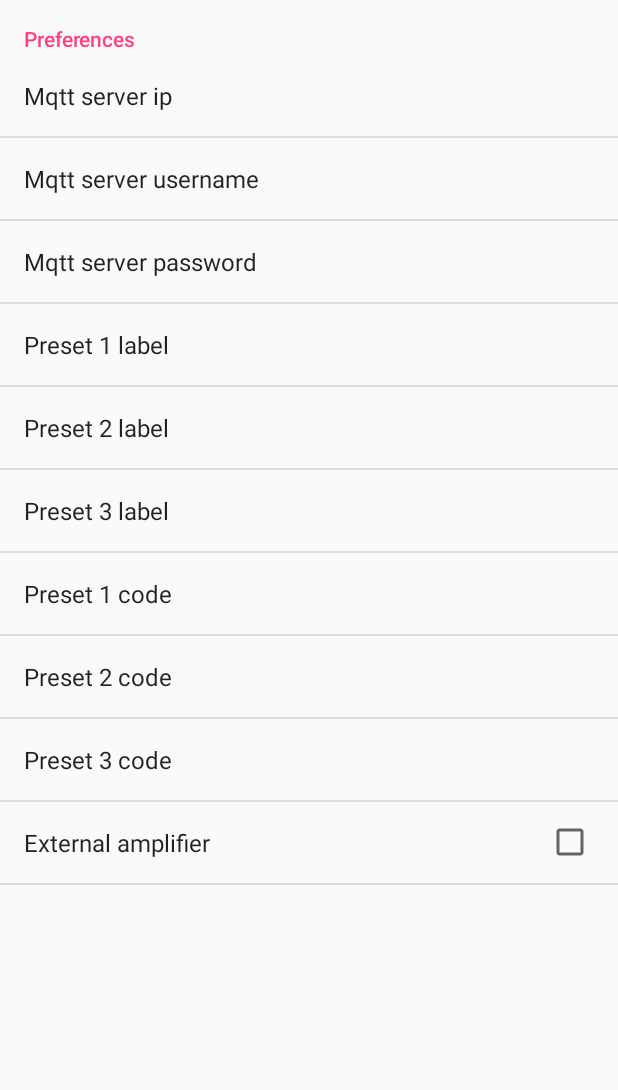
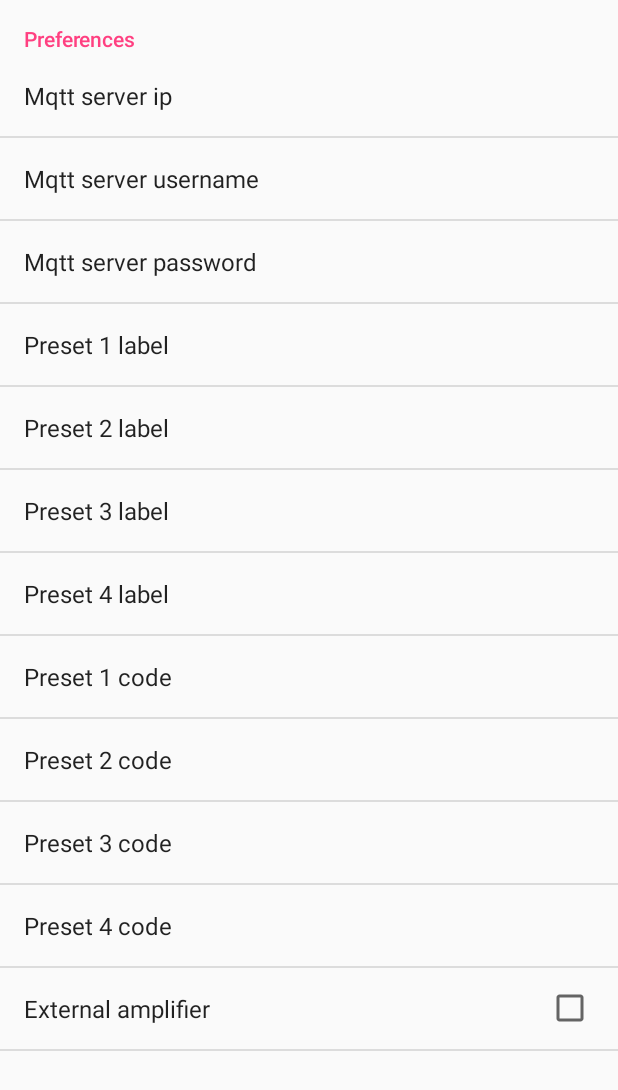
Before and after one commit to bphermansson/LgMqttremote, an Android app: the screen it shows after launch (preferences), in the options menu, after a tap on "Settings", on a phone screen of 412 x 824 dp. Shown: the top 1090 px of the screen. Run offline under Robolectric (Android 15) with nearby library versions, the phone set to English and light mode, and no system bars.

Commit message:
New preset button

```diff
--- a/app/src/main/java/nu/paheco/patrik/LgTvRemote/MainActivity.java
+++ b/app/src/main/java/nu/paheco/patrik/LgTvRemote/MainActivity.java
@@ -17,6 +17,7 @@ import android.widget.Toast;
 import static nu.paheco.patrik.LgTvRemote.R.id.btnPreset1;
 import static nu.paheco.patrik.LgTvRemote.R.id.btnPreset2;
 import static nu.paheco.patrik.LgTvRemote.R.id.btnPreset3;
+import static nu.paheco.patrik.LgTvRemote.R.id.btnPreset4;
 
 //
 
@@ -48,13 +49,17 @@ public class MainActivity extends AppCompatActivity {
         Button Preset1 = (Button)findViewById(btnPreset1);
         Button Preset2 = (Button)findViewById(btnPreset2);
         Button Preset3 = (Button)findViewById(btnPreset3);
+        Button Preset4 = (Button)findViewById(btnPreset4);
+
         String preset1text = sharedPref.getString("preset1", "Preset 1");
         String preset2text = sharedPref.getString("preset2", "Preset 2");
         String preset3text = sharedPref.getString("preset3", "Preset 3");
+        String preset4text = sharedPref.getString("preset4", "Preset 4");
+
         Preset1.setText(preset1text);
         Preset2.setText(preset2text);
         Preset3.setText(preset3text);
-
+        Preset4.setText(preset4text);
         if (mqttip.equals("N/A") || mqttuser.equals("N/A") || mqttpass.equals("N/A")) {
             // Settings not configured
         }
@@ -90,6 +95,11 @@ public class MainActivity extends AppCompatActivity {
                 break;
             case btnPreset3:
                 code = sharedPref.getString("preset3code", "Preset 3");
+                type = "tv";
+                sendcode(code,type);
+                break;
+            case btnPreset4:
+                code = sharedPref.getString("preset4code", "Preset 4");
                 type = "tv";
                 sendcode(code,type);
                 break;
--- a/app/src/main/res/values/strings.xml
+++ b/app/src/main/res/values/strings.xml
@@ -7,10 +7,12 @@
     <string name="pref_preset1">Preset 1 label</string>
     <string name="pref_preset2">Preset 2 label</string>
     <string name="pref_preset3">Preset 3 label</string>
+    <string name="pref_preset4">Preset 4 label</string>
+
     <string name="pref_preset1code">Preset 1 code</string>
     <string name="pref_preset2code">Preset 2 code</string>
     <string name="pref_preset3code">Preset 3 code</string>
-
+    <string name="pref_preset4code">Preset 4 code</string>
 
 
     <string name="notset">Error: Check settings</string>
--- a/app/src/main/res/xml/preferences.xml
+++ b/app/src/main/res/xml/preferences.xml
@@ -27,6 +27,10 @@
             android:title="@string/pref_preset3"
             android:defaultValue="Preset 3" />
         <EditTextPreference
+            android:key="preset4"
+            android:title="@string/pref_preset4"
+            android:defaultValue="Preset 4" />
+        <EditTextPreference
             android:key="preset1code"
             android:title="@string/pref_preset1code"
             android:defaultValue="Preset 1" />
@@ -38,6 +42,10 @@
             android:key="preset3code"
             android:title="@string/pref_preset3code"
             android:defaultValue="Preset 3" />
+        <EditTextPreference
+            android:key="preset4code"
+            android:title="@string/pref_preset4code"
+            android:defaultValue="Preset 4" />
         <CheckBoxPreference
             android:defaultValue="false"
             android:title="External amplifier"
--- a/build.gradle
+++ b/build.gradle
@@ -5,7 +5,7 @@ buildscript {
         jcenter()
     }
     dependencies {
-        classpath 'com.android.tools.build:gradle:2.3.2'
+        classpath 'com.android.tools.build:gradle:2.3.3'
 
         // NOTE: Do not place your application dependencies here; they belong
         // in the individual module build.gradle files
```
Also changed, not shown: app/src/main/res/layout/activity_main.xml (+70 -39 lines), app/src/main/arrowr-web.png (added), app/src/main/pwr2-web.png (added), app/src/main/res/mipmap-hdpi/arrowr.png (added), app/src/main/res/mipmap-hdpi/pwr2.png (added), app/src/main/res/mipmap-mdpi/arrowr.png (added), app/src/main/res/mipmap-mdpi/pwr2.png (added), app/src/main/res/mipmap-xhdpi/arrowr.png (added), app/src/main/res/mipmap-xhdpi/pwr2.png (added), app/src/main/res/mipmap-xxhdpi/arrowr.png (added), app/src/main/res/mipmap-xxhdpi/pwr2.png (added), app/src/main/res/mipmap-xxxhdpi/arrowr.png (added), app/src/main/res/mipmap-xxxhdpi/pwr2.png (added).
